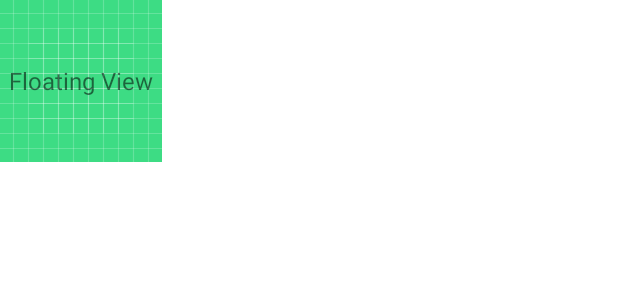
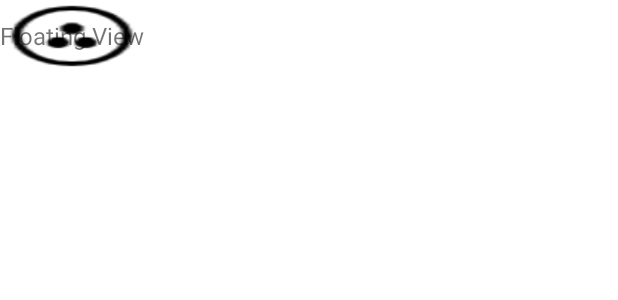
Before and after one commit to namkyu742/FloatingAppTest, an Android app: the layout layout_floating_view.xml on its own in the app's theme, with its tools: preview values and no code run, on a phone screen of 412 x 824 dp. Shown: the top 300 px of the screen. Run offline under Robolectric (Android 15) with nearby library versions, the phone set to English and light mode, and no system bars.

Commit message:
버튼 이미지 변경

```diff
--- a/app/src/main/res/layout/layout_floating_view.xml
+++ b/app/src/main/res/layout/layout_floating_view.xml
@@ -2,7 +2,7 @@
 <RelativeLayout xmlns:android="http://schemas.android.com/apk/res/android"
     android:layout_width="wrap_content"
     android:layout_height="wrap_content"
-    android:background="@drawable/ic_launcher_background"
+    android:background="@drawable/floating_btn_icon"
     android:elevation="4dp">
 
     <TextView
```
Also changed, not shown: app/src/main/res/drawable/floating_btn_icon.png (added).
